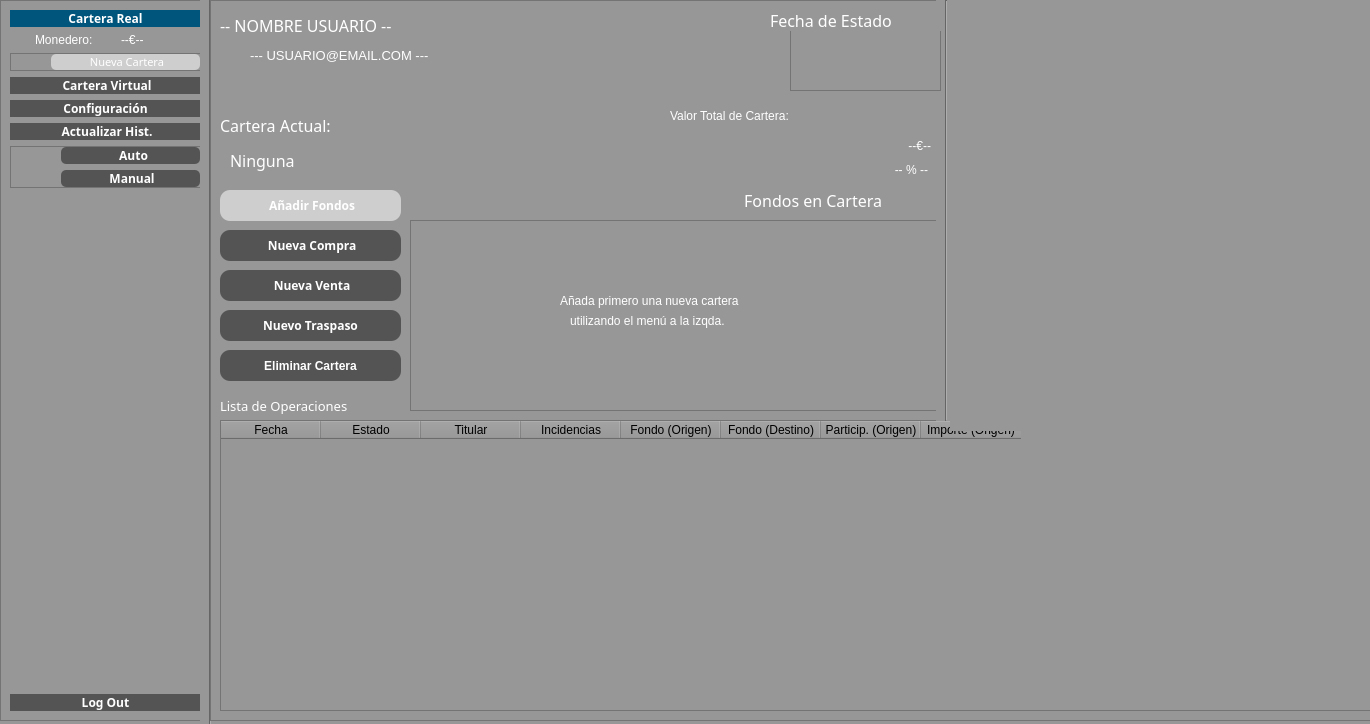
jesusramondovale/IngenicaSTS, file src/GUI/PrincipalUsuario.ui: the form before one commit.
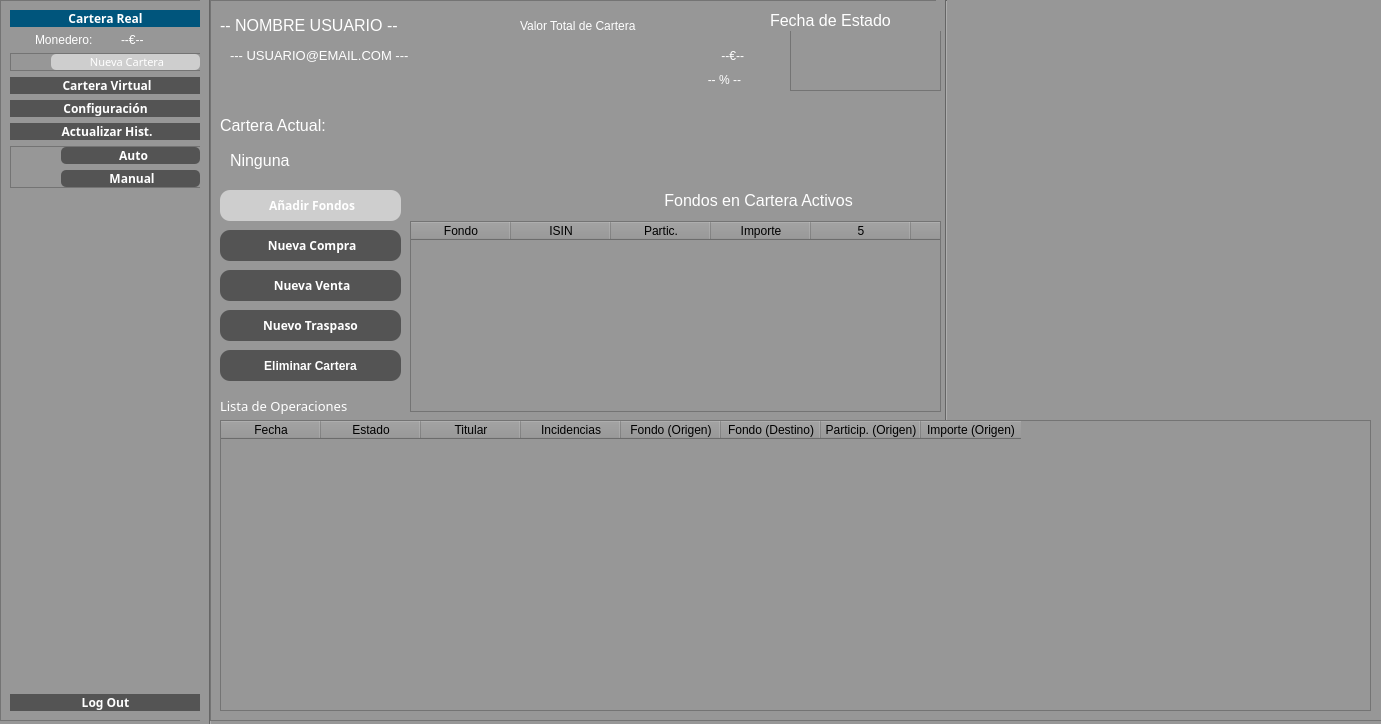
The form after the commit. Icons and pictures are not drawn.

Commit message: Modificado: Lista de Fondos por Tabla

The edit to the form file:
```diff
--- a/src/GUI/PrincipalUsuario.ui
+++ b/src/GUI/PrincipalUsuario.ui
@@ -6,7 +6,7 @@
    <rect>
     <x>0</x>
     <y>0</y>
-    <width>1370</width>
+    <width>1381</width>
     <height>724</height>
    </rect>
   </property>
@@ -984,9 +984,10 @@
      </property>
      <property name="font">
       <font>
-       <family>Yu Gothic UI Light</family>
+       <family>Yu Gothic UI</family>
        <pointsize>12</pointsize>
-       <weight>50</weight>
+       <weight>9</weight>
+       <italic>false</italic>
        <bold>false</bold>
       </font>
      </property>
@@ -1059,17 +1060,18 @@
     <widget class="QLabel" name="label_4">
      <property name="geometry">
       <rect>
-       <x>530</x>
+       <x>450</x>
        <y>190</y>
-       <width>191</width>
+       <width>271</width>
        <height>21</height>
       </rect>
      </property>
      <property name="font">
       <font>
-       <family>Yu Gothic UI Light</family>
+       <family>Yu Gothic UI</family>
        <pointsize>12</pointsize>
-       <weight>50</weight>
+       <weight>9</weight>
+       <italic>false</italic>
        <bold>false</bold>
       </font>
      </property>
@@ -1077,7 +1079,7 @@
       <string notr="true"/>
      </property>
      <property name="text">
-      <string> Fondos en Cartera</string>
+      <string> Fondos en Cartera Activos</string>
      </property>
     </widget>
     <widget class="QLabel" name="label_5">
@@ -1114,6 +1116,12 @@
        <height>291</height>
       </rect>
      </property>
+     <property name="horizontalScrollBarPolicy">
+      <enum>Qt::ScrollBarAlwaysOff</enum>
+     </property>
+     <attribute name="verticalHeaderVisible">
+      <bool>false</bool>
+     </attribute>
      <column>
       <property name="text">
        <string>Fecha</string>
@@ -1166,9 +1174,10 @@
      </property>
      <property name="font">
       <font>
-       <family>Yu Gothic UI Light</family>
+       <family>Yu Gothic UI</family>
        <pointsize>12</pointsize>
-       <weight>50</weight>
+       <weight>9</weight>
+       <italic>false</italic>
        <bold>false</bold>
       </font>
      </property>
@@ -1182,7 +1191,7 @@
     <widget class="QLabel" name="labelEmailReal">
      <property name="geometry">
       <rect>
-       <x>40</x>
+       <x>20</x>
        <y>40</y>
        <width>291</width>
        <height>31</height>
@@ -1263,24 +1272,20 @@
      </property>
      <property name="font">
       <font>
-       <family>Yu Gothic UI Light</family>
+       <family>Yu Gothic UI</family>
        <pointsize>12</pointsize>
+       <weight>9</weight>
+       <italic>false</italic>
+       <bold>false</bold>
       </font>
      </property>
+     <property name="styleSheet">
+      <string notr="true">font: 75 12pt &quot;Yu Gothic UI&quot;;</string>
+     </property>
      <property name="text">
       <string>Ninguna</string>
      </property>
     </widget>
-    <widget class="QListWidget" name="listFondosCartera">
-     <property name="geometry">
-      <rect>
-       <x>200</x>
-       <y>220</y>
-       <width>531</width>
-       <height>191</height>
-      </rect>
-     </property>
-    </widget>
     <widget class="QLabel" name="labelSinCarteras">
      <property name="geometry">
       <rect>
@@ -1341,9 +1346,9 @@
     <widget class="QLabel" name="label_7">
      <property name="geometry">
       <rect>
-       <x>460</x>
-       <y>100</y>
-       <width>261</width>
+       <x>310</x>
+       <y>10</y>
+       <width>231</width>
        <height>31</height>
       </rect>
      </property>
@@ -1351,15 +1356,15 @@
       <string notr="true">font: 75 14pt &quot;Yu Gothic UI&quot;;</string>
      </property>
      <property name="text">
-      <string>Valor Total de Cartera:</string>
+      <string>Valor Total de Cartera</string>
      </property>
     </widget>
     <widget class="QLabel" name="labelValorTotal">
      <property name="geometry">
       <rect>
-       <x>280</x>
-       <y>130</y>
-       <width>441</width>
+       <x>313</x>
+       <y>40</y>
+       <width>221</width>
        <height>31</height>
       </rect>
      </property>
@@ -1420,9 +1425,10 @@
      </property>
      <property name="font">
       <font>
-       <family>Yu Gothic UI Light</family>
+       <family>Yu Gothic UI</family>
        <pointsize>12</pointsize>
-       <weight>50</weight>
+       <weight>9</weight>
+       <italic>false</italic>
        <bold>false</bold>
       </font>
      </property>
@@ -1436,9 +1442,9 @@
     <widget class="QLabel" name="labelRendimientoTotal">
      <property name="geometry">
       <rect>
-       <x>497</x>
-       <y>160</y>
-       <width>221</width>
+       <x>420</x>
+       <y>70</y>
+       <width>111</width>
        <height>20</height>
       </rect>
      </property>
@@ -1452,6 +1458,77 @@
       <set>Qt::AlignRight|Qt::AlignTrailing|Qt::AlignVCenter</set>
      </property>
     </widget>
+    <widget class="QTableWidget" name="tableFondosCartera">
+     <property name="enabled">
+      <bool>true</bool>
+     </property>
+     <property name="geometry">
+      <rect>
+       <x>200</x>
+       <y>221</y>
+       <width>531</width>
+       <height>191</height>
+      </rect>
+     </property>
+     <property name="horizontalScrollBarPolicy">
+      <enum>Qt::ScrollBarAlwaysOff</enum>
+     </property>
+     <property name="gridStyle">
+      <enum>Qt::DotLine</enum>
+     </property>
+     <property name="columnCount">
+      <number>8</number>
+     </property>
+     <attribute name="verticalHeaderVisible">
+      <bool>false</bool>
+     </attribute>
+     <column>
+      <property name="text">
+       <string>Fondo</string>
+      </property>
+     </column>
+     <column>
+      <property name="text">
+       <string>ISIN</string>
+      </property>
+     </column>
+     <column>
+      <property name="text">
+       <string>Partic.</string>
+      </property>
+     </column>
+     <column>
+      <property name="text">
+       <string>Importe</string>
+      </property>
+     </column>
+     <column/>
+     <column/>
+     <column/>
+     <column/>
+    </widget>
+    <zorder>buttonAddISINReal</zorder>
+    <zorder>label_3</zorder>
+    <zorder>buttonBorrarCarteraReal</zorder>
+    <zorder>buttonOpBasica</zorder>
+    <zorder>label_4</zorder>
+    <zorder>label_5</zorder>
+    <zorder>labelUsuarioReal</zorder>
+    <zorder>labelEmailReal</zorder>
+    <zorder>buttonOpTraspaso</zorder>
+    <zorder>horizontalLayoutWidget_2</zorder>
+    <zorder>labelCarteraActual</zorder>
+    <zorder>labelSinCarteras</zorder>
+    <zorder>labelSinCarteras2</zorder>
+    <zorder>buttonOpBasicaVenta</zorder>
+    <zorder>label_7</zorder>
+    <zorder>labelValorTotal</zorder>
+    <zorder>line_4</zorder>
+    <zorder>frameFecha</zorder>
+    <zorder>label_8</zorder>
+    <zorder>labelRendimientoTotal</zorder>
+    <zorder>tableFondosCartera</zorder>
+    <zorder>tableOperaciones</zorder>
    </widget>
    <zorder>frameBarra</zorder>
    <zorder>line</zorder>
```
Left out of the diff: 10 changed lines with no effect on the pictures. The commit also changes 14 other files.
